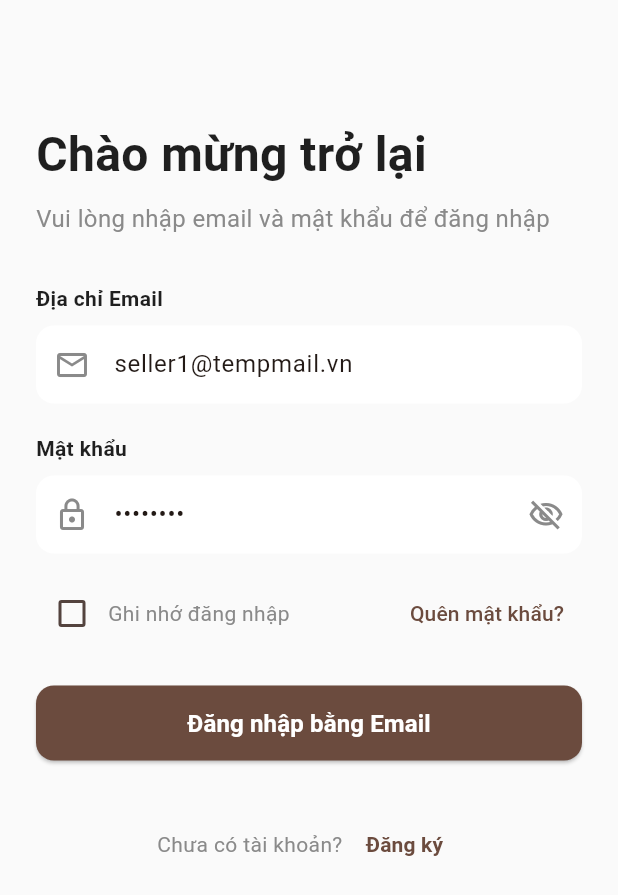
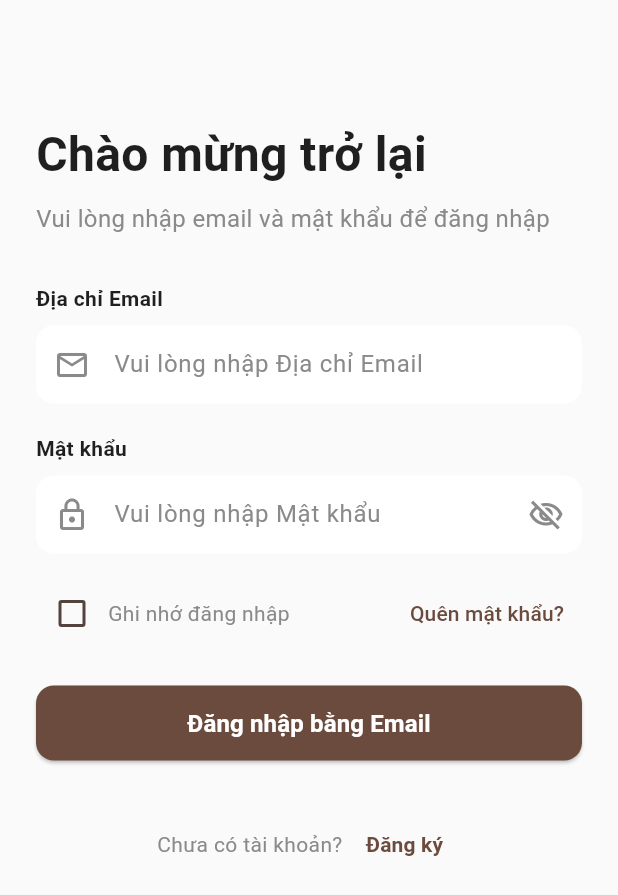
Before and after one commit to khoii1/Ecom_frontend, a Flutter app: the screen it shows after launch, on a phone screen of 412 x 824 dp. Shown: the top 895 px of the screen. Run offline on Flutter 3.47's test engine with Material 3 defaults, Android fonts, the phone set to English and light mode, and no system bars; our stand-ins replace app_links, carousel_slider, dio, flutter_secure_storage, image_picker, pinput and 1 more; accounts and stored records are empty.

Commit message:
Fe update

```diff
--- a/lib/screens/auth/login_screen.dart
+++ b/lib/screens/auth/login_screen.dart
@@ -16,8 +16,8 @@ class LoginScreen extends StatefulWidget {
 }
 
 class _LoginScreenState extends State<LoginScreen> {
-  final _emailController = TextEditingController(text: "seller1@tempmail.vn");
-  final _passwordController = TextEditingController(text: "admin123");
+  final _emailController = TextEditingController(text: "");
+  final _passwordController = TextEditingController(text: "");
   bool _isLoading = false;
   bool _obscurePassword = true;
   bool _rememberMe = false;
--- a/lib/widgets/custom_text_field.dart
+++ b/lib/widgets/custom_text_field.dart
@@ -40,7 +40,7 @@ class CustomTextField extends StatelessWidget {
           decoration: InputDecoration(
             prefixIcon: Icon(prefixIcon, color: kSecondaryTextColor),
             suffixIcon: suffixIcon,
-            hintText: "Input your $labelText",
+            hintText: "Vui lòng nhập $labelText",
             hintStyle: const TextStyle(color: kSecondaryTextColor),
             filled: true,
             fillColor: Colors.white,
```
Also changed, not shown: lib/screens/auth/verification_screen.dart (+3 -24 lines).
